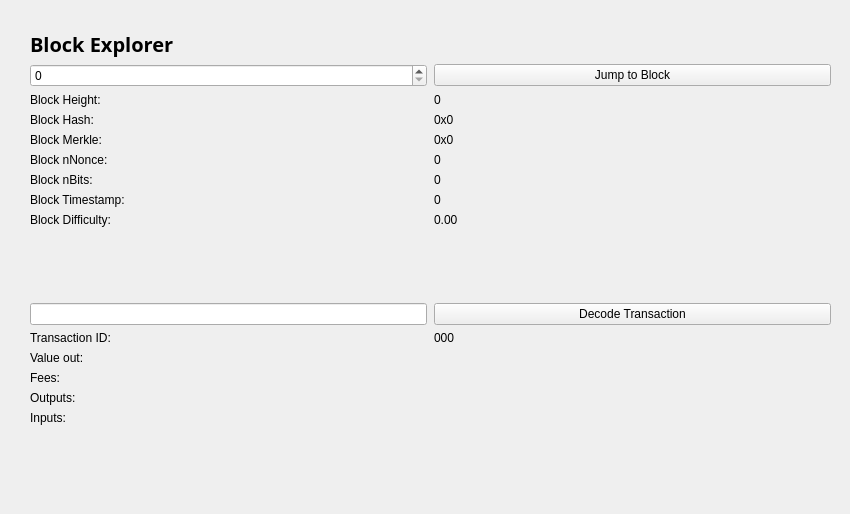
The window that src/qt/forms/blockbrowser.ui (aliothcoin/aliothcoin) describes before a commit, drawn with Qt 5.
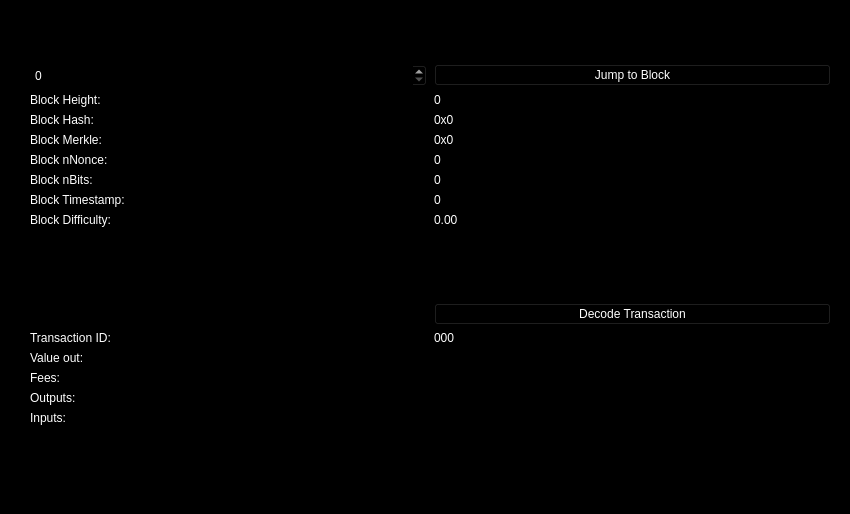
The same window after the commit.

The edit to the form file:
```diff
--- a/src/qt/forms/blockbrowser.ui
+++ b/src/qt/forms/blockbrowser.ui
@@ -28,6 +28,421 @@
     <height>0</height>
    </size>
   </property>
+  <property name="palette">
+   <palette>
+    <active>
+     <colorrole role="WindowText">
+      <brush brushstyle="SolidPattern">
+       <color alpha="255">
+        <red>255</red>
+        <green>255</green>
+        <blue>255</blue>
+       </color>
+      </brush>
+     </colorrole>
+     <colorrole role="Button">
+      <brush brushstyle="SolidPattern">
+       <color alpha="255">
+        <red>0</red>
+        <green>0</green>
+        <blue>0</blue>
+       </color>
+      </brush>
+     </colorrole>
+     <colorrole role="Light">
+      <brush brushstyle="SolidPattern">
+       <color alpha="255">
+        <red>0</red>
+        <green>0</green>
+        <blue>0</blue>
+       </color>
+      </brush>
+     </colorrole>
+     <colorrole role="Midlight">
+      <brush brushstyle="SolidPattern">
+       <color alpha="255">
+        <red>0</red>
+        <green>0</green>
+        <blue>0</blue>
+       </color>
+      </brush>
+     </colorrole>
+     <colorrole role="Dark">
+      <brush brushstyle="SolidPattern">
+       <color alpha="255">
+        <red>0</red>
+        <green>0</green>
+        <blue>0</blue>
+       </color>
+      </brush>
+     </colorrole>
+     <colorrole role="Mid">
+      <brush brushstyle="SolidPattern">
+       <color alpha="255">
+        <red>0</red>
+        <green>0</green>
+        <blue>0</blue>
+       </color>
+      </brush>
+     </colorrole>
+     <colorrole role="Text">
+      <brush brushstyle="SolidPattern">
+       <color alpha="255">
+        <red>255</red>
+        <green>255</green>
+        <blue>255</blue>
+       </color>
+      </brush>
+     </colorrole>
+     <colorrole role="BrightText">
+      <brush brushstyle="SolidPattern">
+       <color alpha="255">
+        <red>255</red>
+        <green>255</green>
+        <blue>255</blue>
+       </color>
+      </brush>
+     </colorrole>
+     <colorrole role="ButtonText">
+      <brush brushstyle="SolidPattern">
+       <color alpha="255">
+        <red>255</red>
+        <green>255</green>
+        <blue>255</blue>
+       </color>
+      </brush>
+     </colorrole>
+     <colorrole role="Base">
+      <brush brushstyle="SolidPattern">
+       <color alpha="255">
+        <red>0</red>
+        <green>0</green>
+        <blue>0</blue>
+       </color>
+      </brush>
+     </colorrole>
+     <colorrole role="Window">
+      <brush brushstyle="SolidPattern">
+       <color alpha="255">
+        <red>0</red>
+        <green>0</green>
+        <blue>0</blue>
+       </color>
+      </brush>
+     </colorrole>
+     <colorrole role="Shadow">
+      <brush brushstyle="SolidPattern">
+       <color alpha="255">
+        <red>0</red>
+        <green>0</green>
+        <blue>0</blue>
+       </color>
+      </brush>
+     </colorrole>
+     <colorrole role="AlternateBase">
+      <brush brushstyle="SolidPattern">
+       <color alpha="255">
+        <red>0</red>
+        <green>0</green>
+        <blue>0</blue>
+       </color>
+      </brush>
+     </colorrole>
+     <colorrole role="ToolTipBase">
+      <brush brushstyle="SolidPattern">
+       <color alpha="255">
+        <red>255</red>
+        <green>255</green>
+        <blue>220</blue>
+       </color>
+      </brush>
+     </colorrole>
+     <colorrole role="ToolTipText">
+      <brush brushstyle="SolidPattern">
+       <color alpha="255">
+        <red>0</red>
+        <green>0</green>
+        <blue>0</blue>
+       </color>
+      </brush>
+     </colorrole>
+    </active>
+    <inactive>
+     <colorrole role="WindowText">
+      <brush brushstyle="SolidPattern">
+       <color alpha="255">
+        <red>255</red>
+        <green>255</green>
+        <blue>255</blue>
+       </color>
+      </brush>
+     </colorrole>
+     <colorrole role="Button">
+      <brush brushstyle="SolidPattern">
+       <color alpha="255">
+        <red>0</red>
+        <green>0</green>
+        <blue>0</blue>
+       </color>
+      </brush>
+     </colorrole>
+     <colorrole role="Light">
+      <brush brushstyle="SolidPattern">
+       <color alpha="255">
+        <red>0</red>
+        <green>0</green>
+        <blue>0</blue>
+       </color>
+      </brush>
+     </colorrole>
+     <colorrole role="Midlight">
+      <brush brushstyle="SolidPattern">
+       <color alpha="255">
+        <red>0</red>
+        <green>0</green>
+        <blue>0</blue>
+       </color>
+      </brush>
+     </colorrole>
+     <colorrole role="Dark">
+      <brush brushstyle="SolidPattern">
+       <color alpha="255">
+        <red>0</red>
+        <green>0</green>
+        <blue>0</blue>
+       </color>
+      </brush>
+     </colorrole>
+     <colorrole role="Mid">
+      <brush brushstyle="SolidPattern">
+       <color alpha="255">
+        <red>0</red>
+        <green>0</green>
+        <blue>0</blue>
+       </color>
+      </brush>
+     </colorrole>
+     <colorrole role="Text">
+      <brush brushstyle="SolidPattern">
+       <color alpha="255">
+        <red>255</red>
+        <green>255</green>
+        <blue>255</blue>
+       </color>
+      </brush>
+     </colorrole>
+     <colorrole role="BrightText">
+      <brush brushstyle="SolidPattern">
+       <color alpha="255">
+        <red>255</red>
+        <green>255</green>
+        <blue>255</blue>
+       </color>
+      </brush>
+     </colorrole>
+     <colorrole role="ButtonText">
+      <brush brushstyle="SolidPattern">
+       <color alpha="255">
+        <red>255</red>
+        <green>255</green>
+        <blue>255</blue>
+       </color>
+      </brush>
+     </colorrole>
+     <colorrole role="Base">
+      <brush brushstyle="SolidPattern">
+       <color alpha="255">
+        <red>0</red>
+        <green>0</green>
+        <blue>0</blue>
+       </color>
+      </brush>
+     </colorrole>
+     <colorrole role="Window">
+      <brush brushstyle="SolidPattern">
+       <color alpha="255">
+        <red>0</red>
+        <green>0</green>
+        <blue>0</blue>
+       </color>
+      </brush>
+     </colorrole>
+     <colorrole role="Shadow">
+      <brush brushstyle="SolidPattern">
+       <color alpha="255">
+        <red>0</red>
+        <green>0</green>
+        <blue>0</blue>
+       </color>
+      </brush>
+     </colorrole>
+     <colorrole role="AlternateBase">
+      <brush brushstyle="SolidPattern">
+       <color alpha="255">
+        <red>0</red>
+        <green>0</green>
+        <blue>0</blue>
+       </color>
+      </brush>
+     </colorrole>
+     <colorrole role="ToolTipBase">
+      <brush brushstyle="SolidPattern">
+       <color alpha="255">
+        <red>255</red>
+        <green>255</green>
+        <blue>220</blue>
+       </color>
+      </brush>
+     </colorrole>
+     <colorrole role="ToolTipText">
+      <brush brushstyle="SolidPattern">
+       <color alpha="255">
+        <red>0</red>
+        <green>0</green>
+        <blue>0</blue>
+       </color>
+      </brush>
+     </colorrole>
+    </inactive>
+    <disabled>
+     <colorrole role="WindowText">
+      <brush brushstyle="SolidPattern">
+       <color alpha="255">
+        <red>0</red>
+        <green>0</green>
+        <blue>0</blue>
+       </color>
+      </brush>
+     </colorrole>
+     <colorrole role="Button">
+      <brush brushstyle="SolidPattern">
+       <color alpha="255">
+        <red>0</red>
+        <green>0</green>
+        <blue>0</blue>
+       </color>
+      </brush>
+     </colorrole>
+     <colorrole role="Light">
+      <brush brushstyle="SolidPattern">
+       <color alpha="255">
+        <red>0</red>
+        <green>0</green>
+        <blue>0</blue>
+       </color>
+      </brush>
+     </colorrole>
+     <colorrole role="Midlight">
+      <brush brushstyle="SolidPattern">
+       <color alpha="255">
+        <red>0</red>
+        <green>0</green>
+        <blue>0</blue>
+       </color>
+      </brush>
+     </colorrole>
+     <colorrole role="Dark">
+      <brush brushstyle="SolidPattern">
+       <color alpha="255">
+        <red>0</red>
+        <green>0</green>
+        <blue>0</blue>
+       </color>
+      </brush>
+     </colorrole>
+     <colorrole role="Mid">
+      <brush brushstyle="SolidPattern">
+       <color alpha="255">
+        <red>0</red>
+        <green>0</green>
+        <blue>0</blue>
+       </color>
+      </brush>
+     </colorrole>
+     <colorrole role="Text">
+      <brush brushstyle="SolidPattern">
+       <color alpha="255">
+        <red>0</red>
+        <green>0</green>
+        <blue>0</blue>
+       </color>
+      </brush>
+     </colorrole>
+     <colorrole role="BrightText">
+      <brush brushstyle="SolidPattern">
+       <color alpha="255">
+        <red>255</red>
+        <green>255</green>
+        <blue>255</blue>
+       </color>
+      </brush>
+     </colorrole>
+     <colorrole role="ButtonText">
+      <brush brushstyle="SolidPattern">
+       <color alpha="255">
+        <red>0</red>
+        <green>0</green>
+        <blue>0</blue>
+       </color>
+      </brush>
+     </colorrole>
+     <colorrole role="Base">
+      <brush brushstyle="SolidPattern">
+       <color alpha="255">
+        <red>0</red>
+        <green>0</green>
+        <blue>0</blue>
+       </color>
+      </brush>
+     </colorrole>
+     <colorrole role="Window">
+      <brush brushstyle="SolidPattern">
+       <color alpha="255">
+        <red>0</red>
+        <green>0</green>
+        <blue>0</blue>
+       </color>
+      </brush>
+     </colorrole>
+     <colorrole role="Shadow">
+      <brush brushstyle="SolidPattern">
+       <color alpha="255">
+        <red>0</red>
+        <green>0</green>
+        <blue>0</blue>
+       </color>
+      </brush>
+     </colorrole>
+     <colorrole role="AlternateBase">
+      <brush brushstyle="SolidPattern">
+       <color alpha="255">
+        <red>0</red>
+        <green>0</green>
+        <blue>0</blue>
+       </color>
+      </brush>
+     </colorrole>
+     <colorrole role="ToolTipBase">
+      <brush brushstyle="SolidPattern">
+       <color alpha="255">
+        <red>255</red>
+        <green>255</green>
+        <blue>220</blue>
+       </color>
+      </brush>
+     </colorrole>
+     <colorrole role="ToolTipText">
+      <brush brushstyle="SolidPattern">
+       <color alpha="255">
+        <red>0</red>
+        <green>0</green>
+        <blue>0</blue>
+       </color>
+      </brush>
+     </colorrole>
+    </disabled>
+   </palette>
+  </property>
   <property name="acceptDrops">
    <bool>false</bool>
   </property>
```
